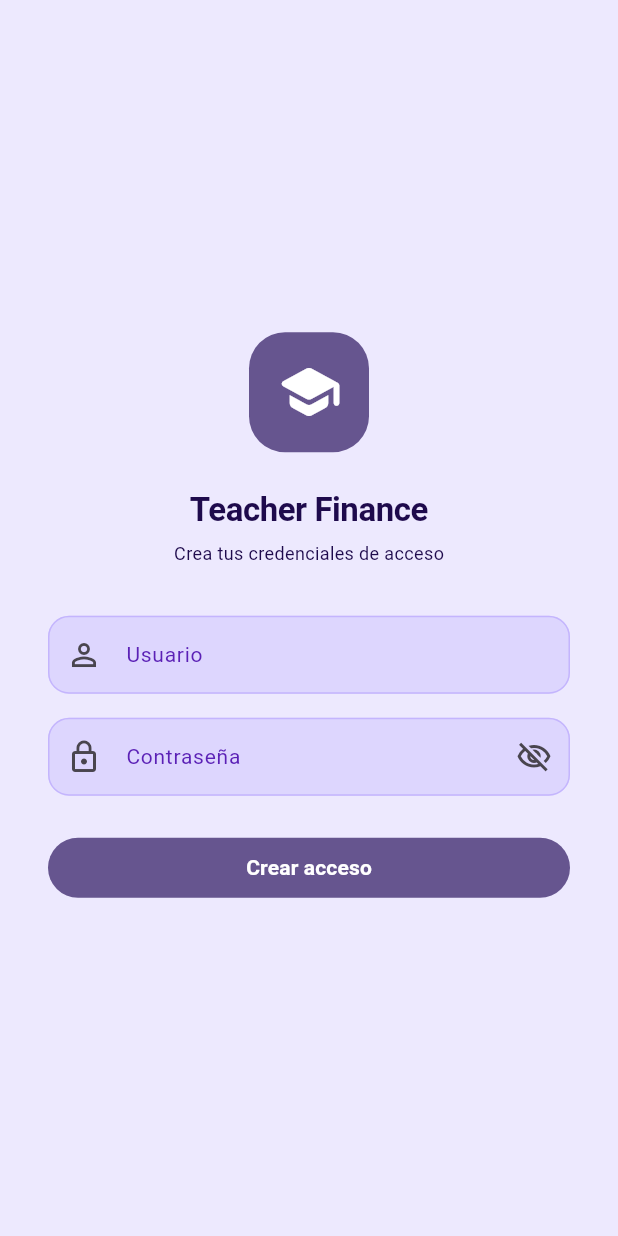
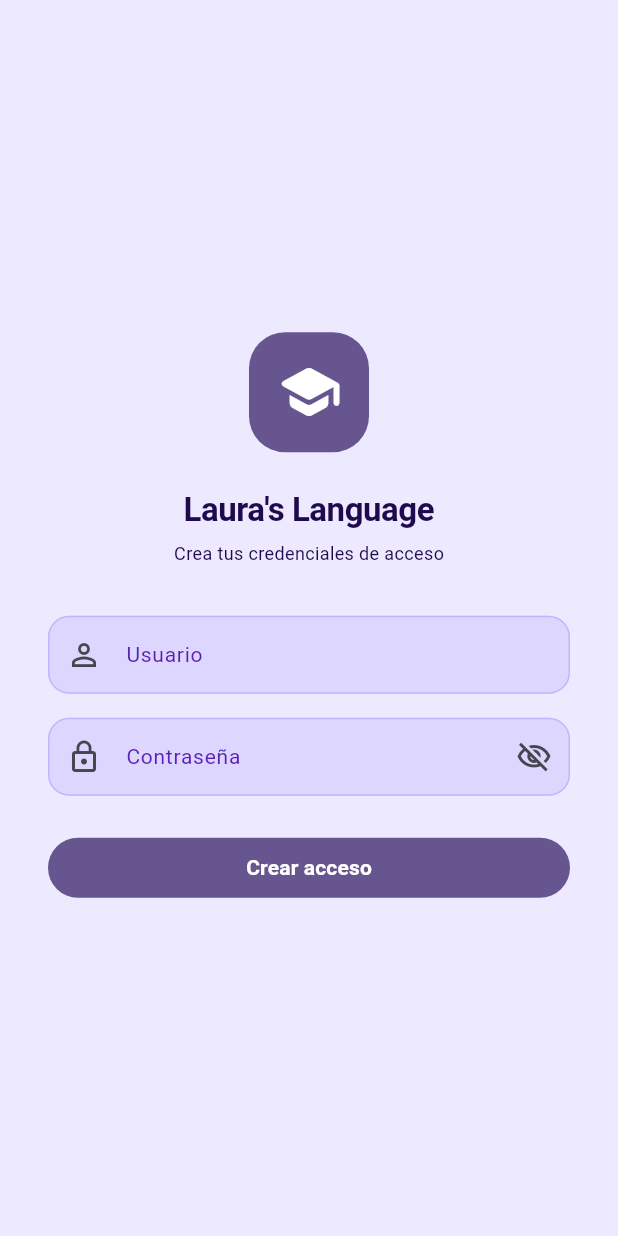
Before and after one commit to AlvaroMarcha/teacherapp, a Flutter app: the screen it shows after launch, on a phone screen of 412 x 824 dp. Run offline on Flutter 3.47's test engine with Material 3 defaults, Android fonts, the phone set to English and light mode, and no system bars; our stand-ins replace drift, file_picker, flutter_colorpicker, flutter_local_notifications, flutter_riverpod, flutter_secure_storage and 7 more; missing offline and left inert: googleapis, workmanager; accounts and stored records are empty; generated files the repository leaves out were written again.

Commit message:
feat: Update app branding to 'Laura's Language' with new assets and localization

```diff
--- a/lib/app.dart
+++ b/lib/app.dart
@@ -23,7 +23,7 @@ class TeacherApp extends ConsumerWidget {
     final lightTheme = AppTheme.pastel;
 
     return MaterialApp.router(
-      title: 'Teacher Finance',
+      title: "Laura's Language",
       theme: lightTheme,
       darkTheme: AppTheme.dark,
       themeMode: flutterThemeMode,
--- a/lib/core/l10n/app_localizations.dart
+++ b/lib/core/l10n/app_localizations.dart
@@ -676,7 +676,7 @@ class AppLocalizations {
   // ESPAÑOL
   // ═══════════════════════════════════════════════════════════════════
   static const _es = AppLocalizations._(
-    appName: 'Teacher Finance',
+    appName: "Laura's Language",
     navInicio: 'Inicio',
     navFuentes: 'Fuentes',
     navHorario: 'Horario',
@@ -918,7 +918,7 @@ class AppLocalizations {
     compartirCopia: 'Compartir archivo de copia',
     sinCopiaLocal: 'Aún no hay copia local',
     versionInfo:
-        'Teacher Finance v1.0.0\nOffline-first — tus datos siempre contigo',
+        "Laura's Language v1.0.0\nOffline-first — tus datos siempre contigo",
     nombre: 'Nombre',
     tuNombre: 'Tu nombre',
     preferencias: 'Preferencias',
@@ -974,7 +974,7 @@ class AppLocalizations {
   // ENGLISH
   // ═══════════════════════════════════════════════════════════════════
   static const _en = AppLocalizations._(
-    appName: 'Teacher Finance',
+    appName: "Laura's Language",
     navInicio: 'Home',
     navFuentes: 'Sources',
     navHorario: 'Schedule',
@@ -1213,7 +1213,7 @@ class AppLocalizations {
     compartirCopia: 'Share backup file',
     sinCopiaLocal: 'No local backup yet',
     versionInfo:
-        'Teacher Finance v1.0.0\nOffline-first — your data always with you',
+        "Laura's Language v1.0.0\nOffline-first — your data always with you",
     nombre: 'Name',
     tuNombre: 'Your name',
     preferencias: 'Preferences',
@@ -1269,7 +1269,7 @@ class AppLocalizations {
   // ITALIANO
   // ═══════════════════════════════════════════════════════════════════
   static const _it = AppLocalizations._(
-    appName: 'Teacher Finance',
+    appName: "Laura's Language",
     navInicio: 'Home',
     navFuentes: 'Fonti',
     navHorario: 'Orario',
@@ -1513,7 +1513,7 @@ class AppLocalizations {
     compartirCopia: 'Condividi file di backup',
     sinCopiaLocal: 'Nessun backup locale ancora',
     versionInfo:
-        'Teacher Finance v1.0.0\nOffline-first — i tuoi dati sempre con te',
+        "Laura's Language v1.0.0\nOffline-first — i tuoi dati sempre con te",
     nombre: 'Nome',
     tuNombre: 'Il tuo nome',
     preferencias: 'Preferenze',
```
Also changed, not shown: pubspec.yaml (+9 -1 lines), assets/images/logo-laura.png (added), logo-laura.png (added), pubspec.lock, 30 other files.
